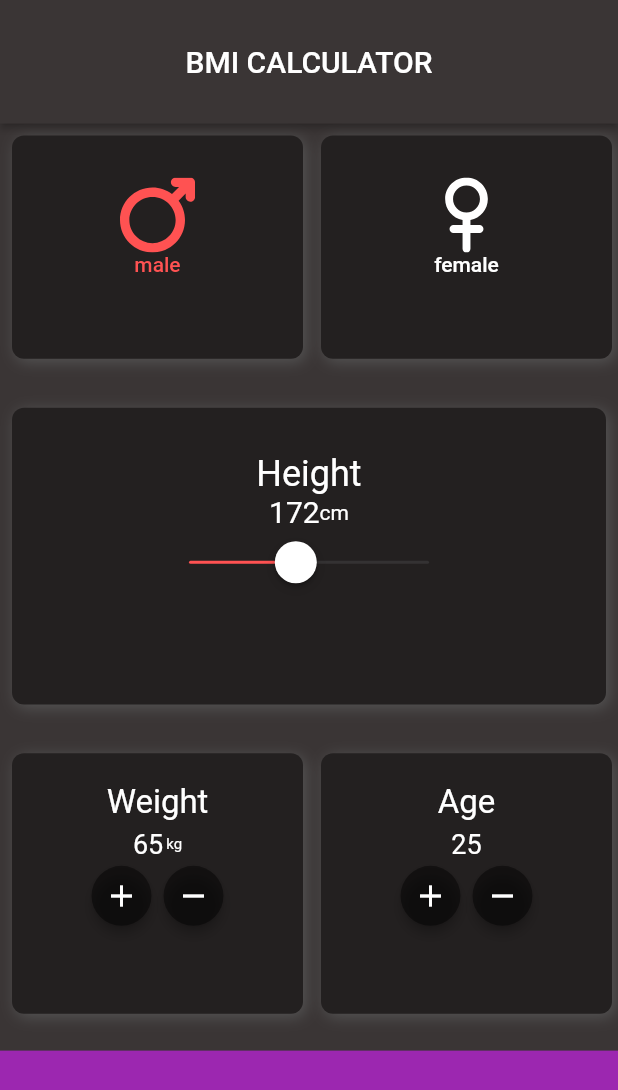
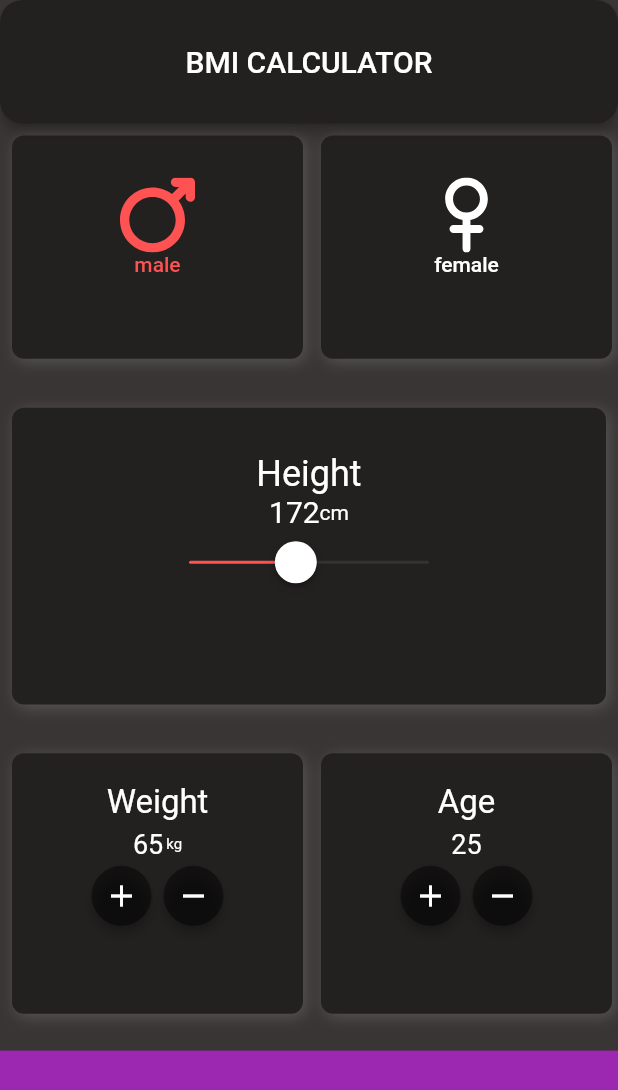
Before and after one commit to Parsa-jay/bmi_calculator, a Flutter app: the screen it shows after launch, on a phone screen of 412 x 824 dp. Shown: the top 1090 px of the screen. Run offline on Flutter 3.47's test engine with Material 2 defaults, Android fonts, the phone set to English and light mode, and no system bars; our stand-ins replace flutter_svg.

Commit message:
rounded appbars corners

```diff
--- a/lib/main.dart
+++ b/lib/main.dart
@@ -20,8 +20,10 @@ class MyApp extends StatelessWidget {
               title: const Text('BMI CALCULATOR'),
               toolbarHeight: MediaQuery.of(context).size.height * 0.1,
               centerTitle: true,
-              backgroundColor: AppDecoration.mainColor,
-              elevation: 2,
+              backgroundColor: AppDecoration.secondColor,
+              shape: RoundedRectangleBorder(
+                  borderRadius: BorderRadius.circular(15)),
+              elevation: 3,
             ),
             body: const Body(),
           );
```
